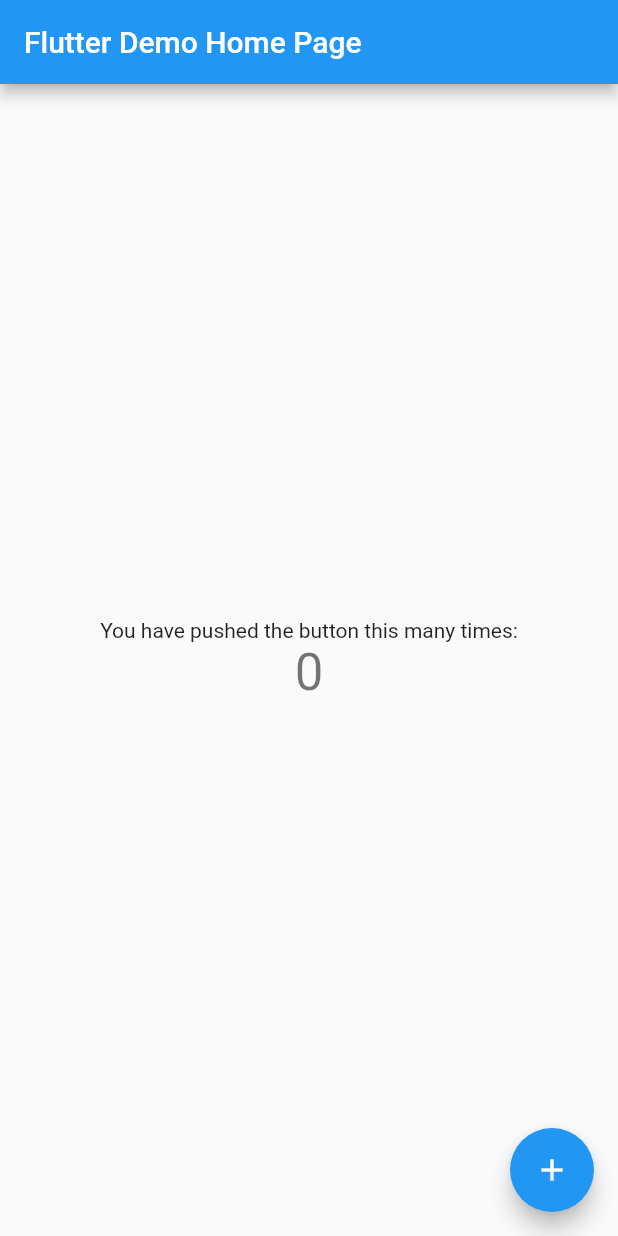
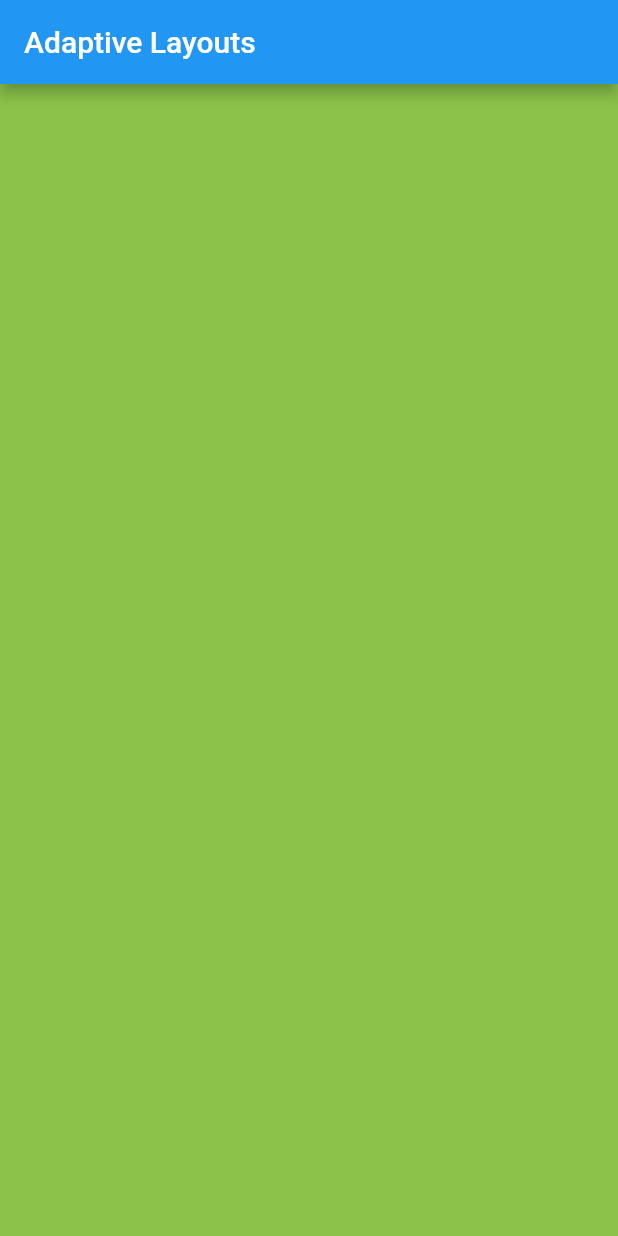
Before and after one commit to pstumbaugh/Dart-Flutter_Module6_Orientation, a Flutter app: the screen it shows after launch, on a phone screen of 412 x 824 dp. Run offline on Flutter 3.47's test engine with Material 2 defaults, Android fonts, the phone set to English and light mode, and no system bars.

Commit message:
set orientation

```diff
--- a/orientation/lib/main.dart
+++ b/orientation/lib/main.dart
@@ -1,113 +1,48 @@
 import 'package:flutter/material.dart';
+import 'package:flutter/services.dart';
 
 void main() {
-  runApp(MyApp());
+  SystemChrome.setPreferredOrientations([
+    DeviceOrientation.portraitUp,
+    DeviceOrientation.landscapeLeft,
+    DeviceOrientation.landscapeRight
+  ]);
+  runApp(App());
 }
 
-class MyApp extends StatelessWidget {
-  // This widget is the root of your application.
+class App extends StatelessWidget {
   @override
   Widget build(BuildContext context) {
     return MaterialApp(
-      title: 'Flutter Demo',
-      theme: ThemeData(
-        // This is the theme of your application.
-        //
-        // Try running your application with "flutter run". You'll see the
-        // application has a blue toolbar. Then, without quitting the app, try
-        // changing the primarySwatch below to Colors.green and then invoke
-        // "hot reload" (press "r" in the console where you ran "flutter run",
-        // or simply save your changes to "hot reload" in a Flutter IDE).
-        // Notice that the counter didn't reset back to zero; the application
-        // is not restarted.
-        primarySwatch: Colors.blue,
-      ),
-      home: MyHomePage(title: 'Flutter Demo Home Page'),
+        title: 'Adaptive Layouts',
+        theme: ThemeData(primarySwatch: Colors.blue),
+        home: Scaffold(
+          appBar: AppBar(title: Text('Adaptive Layouts')),
+          body: LayoutBuilder(builder: layoutDecider),
+        ));
+  }
+
+  Widget layoutDecider(BuildContext context, BoxConstraints constraints) {
+    return constraints.maxWidth < 500 ? VerticalLayout() : HorizontalLayout();
+  }
+}
+
+class VerticalLayout extends StatelessWidget {
+  @override
+  Widget build(BuildContext context) {
+    return Container(color: Colors.lightGreen);
+  }
+}
+
+class HorizontalLayout extends StatelessWidget {
+  @override
+  Widget build(BuildContext context) {
+    return Row(
+      mainAxisAlignment: MainAxisAlignment.spaceEvenly,
+      children: [
+        Expanded(child: Container(color: Colors.lightGreen)),
+        Expanded(child: Container(color: Colors.deepOrange))
+      ],
     );
   }
 }
-
-class MyHomePage extends StatefulWidget {
-  MyHomePage({Key key, this.title}) : super(key: key);
-
-  // This widget is the home page of your application. It is stateful, meaning
-  // that it has a State object (defined below) that contains fields that affect
-  // how it looks.
-
-  // This class is the configuration for the state. It holds the values (in this
-  // case the title) provided by the parent (in this case the App widget) and
-  // used by the build method of the State. Fields in a Widget subclass are
-  // always marked "final".
-
-  final String title;
-
-  @override
-  _MyHomePageState createState() => _MyHomePageState();
-}
-
-class _MyHomePageState extends State<MyHomePage> {
-  int _counter = 0;
-
-  void _incrementCounter() {
-    setState(() {
-      // This call to setState tells the Flutter framework that something has
-      // changed in this State, which causes it to rerun the build method below
-      // so that the display can reflect the updated values. If we changed
-      // _counter without calling setState(), then the build method would not be
-      // called again, and so nothing would appear to happen.
-      _counter++;
-    });
-  }
-
-  @override
-  Widget build(BuildContext context) {
-    // This method is rerun every time setState is called, for instance as done
-    // by the _incrementCounter method above.
-    //
-    // The Flutter framework has been optimized to make rerunning build methods
-    // fast, so that you can just rebuild anything that needs updating rather
-    // than having to individually change instances of widgets.
-    return Scaffold(
-      appBar: AppBar(
-        // Here we take the value from the MyHomePage object that was created by
-        // the App.build method, and use it to set our appbar title.
-        title: Text(widget.title),
-      ),
-      body: Center(
-        // Center is a layout widget. It takes a single child and positions it
-        // in the middle of the parent.
-        child: Column(
-          // Column is also a layout widget. It takes a list of children and
-          // arranges them vertically. By default, it sizes itself to fit its
-          // children horizontally, and tries to be as tall as its parent.
-          //
-          // Invoke "debug painting" (press "p" in the console, choose the
-          // "Toggle Debug Paint" action from the Flutter Inspector in Android
-          // Studio, or the "Toggle Debug Paint" command in Visual Studio Code)
-          // to see the wireframe for each widget.
-          //
-          // Column has various properties to control how it sizes itself and
-          // how it positions its children. Here we use mainAxisAlignment to
-          // center the children vertically; the main axis here is the vertical
-          // axis because Columns are vertical (the cross axis would be
-          // horizontal).
-          mainAxisAlignment: MainAxisAlignment.center,
-          children: <Widget>[
-            Text(
-              'You have pushed the button this many times:',
-            ),
-            Text(
-              '$_counter',
-              style: Theme.of(context).textTheme.headline4,
-            ),
-          ],
-        ),
-      ),
-      floatingActionButton: FloatingActionButton(
-        onPressed: _incrementCounter,
-        tooltip: 'Increment',
-        child: Icon(Icons.add),
-      ), // This trailing comma makes auto-formatting nicer for build methods.
-    );
-  }
-}
```
Also changed, not shown: 3 other files.
